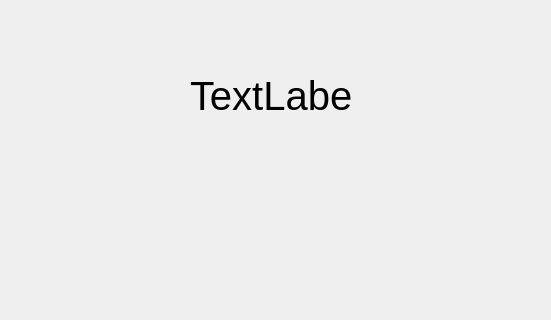
The window that App/Juntos/uiTest.ui (workspacerg/Juntos) describes before a commit, drawn with Qt 5; both pictures show x 120 to 671 and y 0 to 320 of the 671 by 448 pixel window.
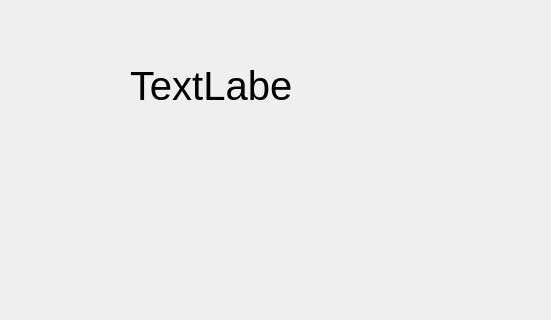
The same window after the commit.

Commit message: Correction bug affichage test / File

```diff
--- a/App/Juntos/uiTest.ui
+++ b/App/Juntos/uiTest.ui
@@ -16,8 +16,8 @@
   <widget class="QLabel" name="label">
    <property name="geometry">
     <rect>
-     <x>310</x>
-     <y>40</y>
+     <x>250</x>
+     <y>30</y>
      <width>161</width>
      <height>111</height>
     </rect>
```
The commit also changes 2 other files.
